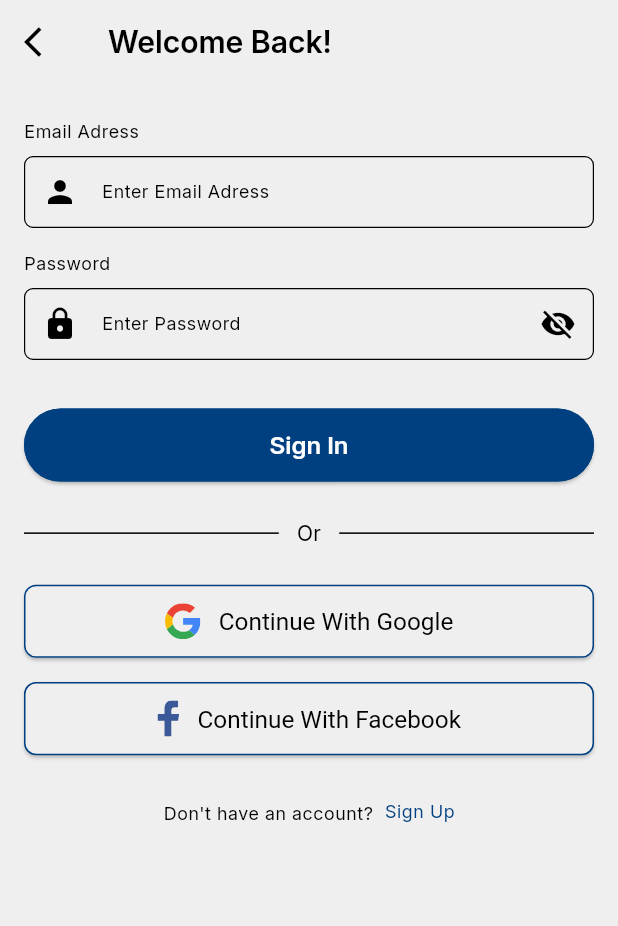
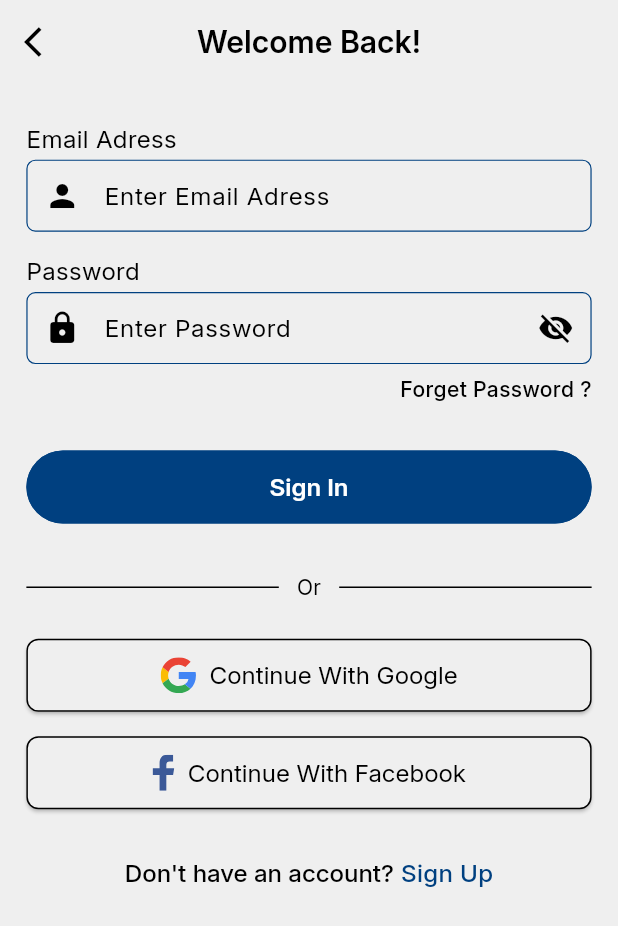
Before and after one commit to AbdelmoneamIsmael/Guidex, a Flutter app: the RegisterScreen screen opened by its route, after a tap on "Sign In", on a phone screen of 412 x 824 dp. Shown: the top 926 px of the screen. Run offline on Flutter 3.47's test engine with Material 3 defaults, Android fonts, the phone set to English and light mode, and no system bars; our stand-ins replace device_preview, dio, flutter_screenutil, flutter_secure_storage, flutter_svg, get and 2 more; accounts and stored records are empty; project files that could hold a hidden picture were left out.

Commit message:
finish login screen

```diff
--- a/lib/core/routes/app_pages.dart
+++ b/lib/core/routes/app_pages.dart
@@ -3,6 +3,7 @@ import 'package:guidix/core/routes/app_routes.dart';
 import 'package:guidix/features/login/presentation/binding/login_binding.dart';
 import 'package:guidix/features/login/presentation/screen/login_screen.dart';
 import 'package:guidix/features/onboarding/pages/onboarding.dart';
+import 'package:guidix/features/onboarding/pages/second_onboard_screen.dart';
 import 'package:guidix/features/register/presentation/bindning/register_binding.dart';
 import 'package:guidix/features/register/presentation/screens/register_Screen.dart';
 
@@ -18,6 +19,10 @@ class AppPages {
       page: () => const OnBoardingScreen(),
     ),
     GetPage(
+      name: Routes.onBoarding2,
+      page: () => const SecondOnboardScreen(),
+    ),
+    GetPage(
       name: Routes.registerScreen,
       page: () => const RegisterScreen(),
       binding:RegisterBinding() ,
--- a/lib/core/routes/app_routes.dart
+++ b/lib/core/routes/app_routes.dart
@@ -1,6 +1,7 @@
 abstract class Routes {
   Routes._();
   static const onBoarding = '/onBoarding';
+  static const onBoarding2 = '/onBoarding2';
   static const loginScreen = '/loginScreen';
   static const homeScreen = '/homeScreen';
   static const registerScreen = '/registerScreen';
--- a/lib/core/themes/theme/custom_theme.dart
+++ b/lib/core/themes/theme/custom_theme.dart
@@ -3,7 +3,7 @@ import 'package:flutter/services.dart';
 import 'package:flutter_screenutil/flutter_screenutil.dart';
 import 'package:guidix/core/const/app_const.dart';
 import 'package:guidix/core/themes/colors/colors.dart';
-import 'package:guidix/core/themes/styles/app_text_style.dart';
+
 import 'package:guidix/core/utils/functions/get_hight.dart';
 
 ThemeData lightTheme = ThemeData(
@@ -22,6 +22,7 @@ ThemeData lightTheme = ThemeData(
     ),
   ),
   appBarTheme: AppBarTheme(
+    centerTitle: true,
     systemOverlayStyle: const SystemUiOverlayStyle(
       statusBarColor: LightColors.backgroundColor,
       statusBarIconBrightness: Brightness.dark,
@@ -46,8 +47,12 @@ ThemeData lightTheme = ThemeData(
       shape: RoundedRectangleBorder(
         borderRadius: BorderRadius.circular(100.r),
       ),
-      textStyle: AppTextStyle.simiBold16.copyWith(
+      textStyle: TextStyle(
         fontFamily: kEnglishFontFamily,
+        fontSize: 16.sp,
+        fontWeight: FontWeight.w600,
+        height: getTextHeight(16, 19.36),
+        color: LightColors.textColor,
       ),
       fixedSize: Size(double.maxFinite, 48.h),
       foregroundColor: Colors.white,
@@ -77,6 +82,7 @@ ThemeData darkTheme = ThemeData(
     ),
   ),
   appBarTheme: AppBarTheme(
+    centerTitle: true,
     systemOverlayStyle: const SystemUiOverlayStyle(
       statusBarColor: DarkColors.backgroundColor,
       statusBarIconBrightness: Brightness.light,
@@ -100,9 +106,16 @@ ThemeData darkTheme = ThemeData(
       backgroundColor: DarkColors.mainColor,
       shape: RoundedRectangleBorder(
         borderRadius: BorderRadius.circular(100.r),
+        side: const BorderSide(
+          color: DarkColors.mainColor,
+        ),
       ),
-      textStyle: AppTextStyle.simiBold16.copyWith(
+      textStyle: TextStyle(
         fontFamily: kEnglishFontFamily,
+        fontSize: 16.sp,
+        fontWeight: FontWeight.w600,
+        height: getTextHeight(16, 19.36),
+        color: DarkColors.textColor,
       ),
       fixedSize: Size(double.maxFinite, 48.h),
       foregroundColor: Colors.white,
@@ -133,6 +146,7 @@ ThemeData inverterTheme = ThemeData(
     ),
   ),
   appBarTheme: AppBarTheme(
+    centerTitle: true,
     systemOverlayStyle: const SystemUiOverlayStyle(
       statusBarColor: InverterColors.backgroundColor,
       statusBarIconBrightness: Brightness.light,
@@ -156,9 +170,16 @@ ThemeData inverterTheme = ThemeData(
       backgroundColor: InverterColors.mainColor,
       shape: RoundedRectangleBorder(
         borderRadius: BorderRadius.circular(100.r),
+        side: const BorderSide(
+          color: InverterColors.mainColor,
+        ),
       ),
-      textStyle: AppTextStyle.simiBold16.copyWith(
+      textStyle: TextStyle(
         fontFamily: kEnglishFontFamily,
+        fontSize: 16.sp,
+        fontWeight: FontWeight.w600,
+        height: getTextHeight(16, 19.36),
+        color: InverterColors.textColor,
       ),
       fixedSize: Size(double.maxFinite, 48.h),
       foregroundColor: Colors.white,
--- a/lib/core/widgets/app_textfield.dart
+++ b/lib/core/widgets/app_textfield.dart
@@ -1,4 +1,6 @@
 import 'package:flutter/material.dart';
+import 'package:flutter_screenutil/flutter_screenutil.dart';
+import 'package:guidix/core/themes/styles/app_text_style.dart';
 
 class AppTextField extends StatelessWidget {
   const AppTextField({
@@ -17,47 +19,59 @@ class AppTextField extends StatelessWidget {
   final bool? obscureText;
   @override
   Widget build(BuildContext context) {
-    return Padding(
-      padding: const EdgeInsets.symmetric(vertical: 8.0),
-      child: Column(
+    return Column(
       crossAxisAlignment: CrossAxisAlignment.start,
       mainAxisAlignment: MainAxisAlignment.start,
       children: [
         Text(
           hintText,
-            style: Theme.of(context).textTheme.bodySmall,
+          style: AppTextStyle.regular16.copyWith(
+            color: Theme.of(context).textTheme.bodyMedium!.color,
           ),
-          const SizedBox(
-            height: 8,
         ),
+        4.verticalSpace,
         Semantics(
           // label: semanticLabel,
           hint: semanticHint,
           child: TextFormField(
             obscureText: obscureText!,
-              style: Theme.of(context).textTheme.bodySmall,
+            style: AppTextStyle.regular16,
             decoration: InputDecoration(
               prefixIcon: prefixIcon,
               suffixIcon: suffixIcon,
-                border: const OutlineInputBorder(),
-                contentPadding: const EdgeInsets.all(
-                  12,
+              border: OutlineInputBorder(
+                borderRadius: const BorderRadius.all(
+                  Radius.circular(6),
                 ),
+                borderSide: BorderSide(
+                  color: Theme.of(context).primaryColor,
+                  width: .8,
+                ),
+              ),
+              contentPadding: const EdgeInsets.symmetric(
+                horizontal: 16,
+                vertical: 12,
+              ).w,
               hintText: "Enter $hintText",
               semanticCounterText: semanticLabel,
               enabledBorder: OutlineInputBorder(
-                  borderSide: const BorderSide(color: Colors.black, width: .8),
+                borderSide: BorderSide(
+                  color: Theme.of(context).primaryColor,
+                  width: .8,
+                ),
                 borderRadius: BorderRadius.circular(6),
               ),
               focusedBorder: OutlineInputBorder(
-                  borderSide: const BorderSide(color: Colors.black, width: .8),
+                borderSide: BorderSide(
+                  color: Theme.of(context).primaryColor,
+                  width: .8,
+                ),
                 borderRadius: BorderRadius.circular(6),
               ),
             ),
           ),
         ),
       ],
-      ),
     );
   }
 }
--- a/lib/core/widgets/primary_button.dart
+++ b/lib/core/widgets/primary_button.dart
@@ -1,4 +1,5 @@
 import 'package:flutter/material.dart';
+import 'package:flutter_screenutil/flutter_screenutil.dart';
 import 'package:flutter_svg/flutter_svg.dart';
 import 'package:guidix/core/themes/styles/app_text_style.dart';
 
@@ -17,17 +18,16 @@ class SocialButton extends StatelessWidget {
   Widget build(BuildContext context) {
     return Semantics(
       button: true,
-      label: label,
       hint: hint,
       child: ElevatedButton(
         onPressed: onPressed,
         style: ElevatedButton.styleFrom(
           backgroundColor: Theme.of(context).scaffoldBackgroundColor,
-          foregroundColor: Colors.black,
+          foregroundColor: Theme.of(context).textTheme.bodyMedium!.color,
           shape: RoundedRectangleBorder(
             borderRadius: BorderRadius.circular(8),
             side: BorderSide(
-              color: Theme.of(context).primaryColor,
+              color: Theme.of(context).textTheme.bodyMedium!.color!,
             ),
           ),
           textStyle: AppTextStyle.regular16,
@@ -37,7 +37,7 @@ class SocialButton extends StatelessWidget {
           crossAxisAlignment: CrossAxisAlignment.center,
           children: [
             SvgPicture.asset(icon),
-            const SizedBox(width: 12),
+            8.horizontalSpace,
             Text(
               label,
             ),
@@ -64,11 +64,11 @@ class PrimaryButton extends StatelessWidget {
   Widget build(BuildContext context) {
     return Semantics(
       button: true,
-
       hint: hint,
       child: ElevatedButton(
         onPressed: onPressed,
         style: ElevatedButton.styleFrom(
+          elevation: 0,
           backgroundColor: backgroundColor,
           foregroundColor: forGroundColor,
           shape: StadiumBorder(
--- a/lib/features/login/presentation/screen/login_screen.dart
+++ b/lib/features/login/presentation/screen/login_screen.dart
@@ -2,6 +2,7 @@ import 'package:flutter/material.dart';
 import 'package:flutter_screenutil/flutter_screenutil.dart';
 import 'package:get/get.dart';
 import 'package:guidix/core/routes/app_routes.dart';
+import 'package:guidix/core/themes/styles/app_text_style.dart';
 import 'package:guidix/core/widgets/app_textfield.dart';
 import 'package:guidix/core/widgets/primary_button.dart';
 import 'package:guidix/features/login/presentation/controller/login_controller.dart';
@@ -33,7 +34,7 @@ class LoginScreen extends GetView<LoginController> {
       ),
       body: SingleChildScrollView(
         keyboardDismissBehavior: ScrollViewKeyboardDismissBehavior.onDrag,
-        padding: const EdgeInsets.all(16),
+        padding: const EdgeInsets.symmetric(horizontal: 16, vertical: 24).w,
         child: Column(
           children: [
             AppTextField(
@@ -43,7 +44,9 @@ class LoginScreen extends GetView<LoginController> {
               semanticHint: "Enter your  Email Adress",
               prefixIcon: const Icon(Icons.person),
             ),
-            GetBuilder<LoginController>(builder: (controller) {
+            16.verticalSpace,
+            GetBuilder<LoginController>(
+              builder: (controller) {
                 return AppTextField(
                   controller: controller.passwordController,
                   hintText: "Password",
@@ -68,15 +71,23 @@ class LoginScreen extends GetView<LoginController> {
                     ),
                   ),
                 );
-            }),
-            24.verticalSpace,
+              },
+            ),
+            8.verticalSpace,
+            Align(
+              alignment: Alignment.centerRight,
+              child: Text(
+                " Forget Password ?",
+                style: AppTextStyle.medium14,
+              ),
+            ),
+            32.verticalSpace,
             PrimaryButton(
               onPressed: () {},
               title: "Sign In",
-
               hint: "Double tap to sign In",
             ),
-            24.verticalSpace,
+            32.verticalSpace,
             const Row(
               mainAxisAlignment: MainAxisAlignment.center,
               children: [
@@ -105,13 +116,14 @@ class LoginScreen extends GetView<LoginController> {
               onPressed: () {},
               icon: Assets.icons.facebook,
             ),
-            30.verticalSpace,
+            32.verticalSpace,
             RichText(
               text: TextSpan(
+                style: AppTextStyle.medium16,
                 children: [
                   TextSpan(
                     text: "Don't have an account?",
-                    style: Theme.of(context).textTheme.bodySmall,
+                    style: AppTextStyle.medium16,
                   ),
                   WidgetSpan(
                     child: GestureDetector(
@@ -119,8 +131,8 @@ class LoginScreen extends GetView<LoginController> {
                         Get.toNamed(Routes.registerScreen);
                       },
                       child: Text(
-                        "  Sign Up",
-                        style: Theme.of(context).textTheme.bodySmall!.copyWith(
+                        " Sign Up",
+                        style: AppTextStyle.medium16.copyWith(
                           color: Theme.of(context).primaryColor,
                         ),
                       ),
--- a/lib/features/onboarding/pages/onboarding.dart
+++ b/lib/features/onboarding/pages/onboarding.dart
@@ -1,7 +1,9 @@
 import 'package:flutter/material.dart';
 import 'package:flutter_screenutil/flutter_screenutil.dart';
 import 'package:flutter_svg/flutter_svg.dart';
+import 'package:get/get.dart';
 import 'package:guidix/core/app_texts/app_localizations.dart';
+import 'package:guidix/core/routes/app_routes.dart';
 import 'package:guidix/core/themes/styles/app_text_style.dart';
 import 'package:guidix/core/widgets/primary_button.dart';
 import 'package:guidix/gen/assets.gen.dart';
@@ -53,7 +55,9 @@ class OnBoardingScreen extends StatelessWidget {
                   PrimaryButton(
                     title: AppLocalizations.of(context).next,
                     hint: AppLocalizations.of(context).next,
-                    onPressed: () {},
+                    onPressed: () {
+                      Get.toNamed(Routes.onBoarding2);
+                    },
                   ),
                 ],
               ),
--- a/lib/gen/assets.gen.dart
+++ b/lib/gen/assets.gen.dart
@@ -31,6 +31,10 @@ class $AssetsIconsGen {
 class $AssetsImagesGen {
   const $AssetsImagesGen();
 
+  /// File path: assets/images/onBoarding2.png
+  AssetGenImage get onBoarding2 =>
+      const AssetGenImage('assets/images/onBoarding2.png');
+
   /// File path: assets/images/onboarding.png
   AssetGenImage get onboarding =>
       const AssetGenImage('assets/images/onboarding.png');
@@ -39,7 +43,7 @@ class $AssetsImagesGen {
   AssetGenImage get qrcode => const AssetGenImage('assets/images/qrcode.png');
 
   /// List of all assets
-  List<AssetGenImage> get values => [onboarding, qrcode];
+  List<AssetGenImage> get values => [onBoarding2, onboarding, qrcode];
 }
 
 class Assets {
--- a/lib/guidix.dart
+++ b/lib/guidix.dart
@@ -32,7 +32,6 @@ class GuiDixApplication extends StatelessWidget {
       minTextAdapt: true,
       splitScreenMode: true,
       builder: (context, child) {
-        AppTextStyle.setContext(context);
         return GetBuilder<AppController>(
           init: AppController(),
           builder: (controller) {
@@ -42,6 +41,10 @@ class GuiDixApplication extends StatelessWidget {
               localizationsDelegates: AppLocalizations.localizationsDelegates,
               supportedLocales: AppLocalizations.supportedLocales,
               locale: Locale(controller.langCode),
+              builder: (context, child) {
+                AppTextStyle.setContext(context);
+                return child!;
+              },
               smartManagement: SmartManagement.full,
               debugShowCheckedModeBanner: false,
               getPages: AppPages.routes,
```
Also changed, not shown: lib/features/onboarding/pages/second_onboard_screen.dart (added, +60 -0 lines), lib/gen/fonts.gen.dart (added, +18 -0 lines), assets/images/onBoarding2.png (added). Lines whose indentation alone changed are shown as unchanged.
